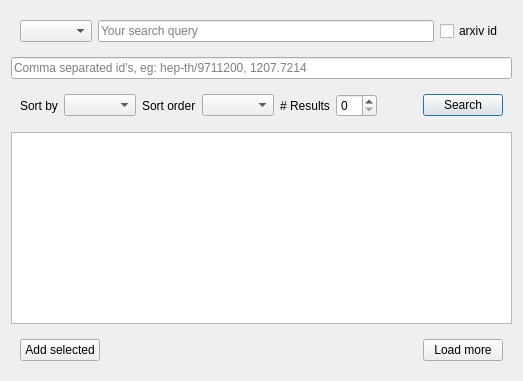
Before: the Qt Designer form amt/views/ui/arxivDialog.ui in eg0rim/amt, drawn with Qt 5.
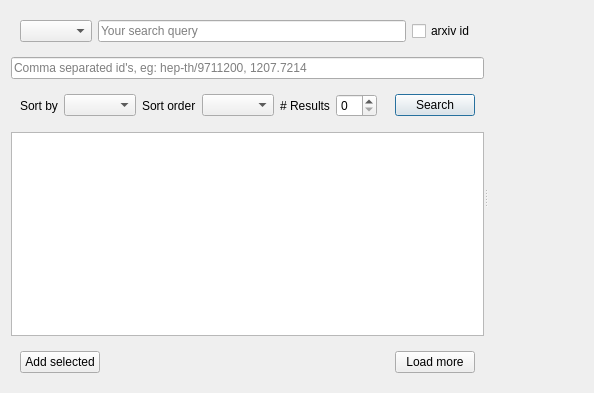
After: the same form once the commit is applied. Custom widgets are drawn as their Qt base class.

Commit message: arxiv dialog: add preview, remeber its state

Diff of the .ui file:
```diff
--- a/amt/views/ui/arxivDialog.ui
+++ b/amt/views/ui/arxivDialog.ui
@@ -2,10 +2,25 @@
 <ui version="4.0">
  <class>Dialog</class>
  <widget class="QDialog" name="Dialog">
+  <property name="geometry">
+   <rect>
+    <x>0</x>
+    <y>0</y>
+    <width>594</width>
+    <height>393</height>
+   </rect>
+  </property>
   <property name="windowTitle">
    <string>arxiv search</string>
   </property>
-  <layout class="QVBoxLayout" name="verticalLayout">
+  <layout class="QHBoxLayout" name="horizontalLayout_4">
+   <item>
+    <widget class="QSplitter" name="splitter">
+     <property name="orientation">
+      <enum>Qt::Horizontal</enum>
+     </property>
+     <widget class="QWidget" name="mainWidget" native="true">
+      <layout class="QVBoxLayout" name="verticalLayout_2">
    <item>
     <widget class="QWidget" name="searchWidget" native="true">
      <layout class="QHBoxLayout" name="horizontalLayout">
@@ -129,6 +144,11 @@
     </widget>
    </item>
   </layout>
+     </widget>
+     <widget class="AMTPreviewWidget" name="previewWidget" native="true"/>
+    </widget>
+   </item>
+  </layout>
   <action name="actionShowSearchBar">
    <property name="text">
     <string>Show search bar</string>
@@ -144,6 +164,12 @@
    <extends>QTableView</extends>
    <header>amt/views/customWidgets/amttable</header>
   </customwidget>
+  <customwidget>
+   <class>AMTPreviewWidget</class>
+   <extends>QWidget</extends>
+   <header>amt/views/customWidgets/amtpreview</header>
+   <container>1</container>
+  </customwidget>
  </customwidgets>
  <resources/>
  <connections>
```
Lines whose indentation alone changed are shown as unchanged. The commit also changes 3 other files.
